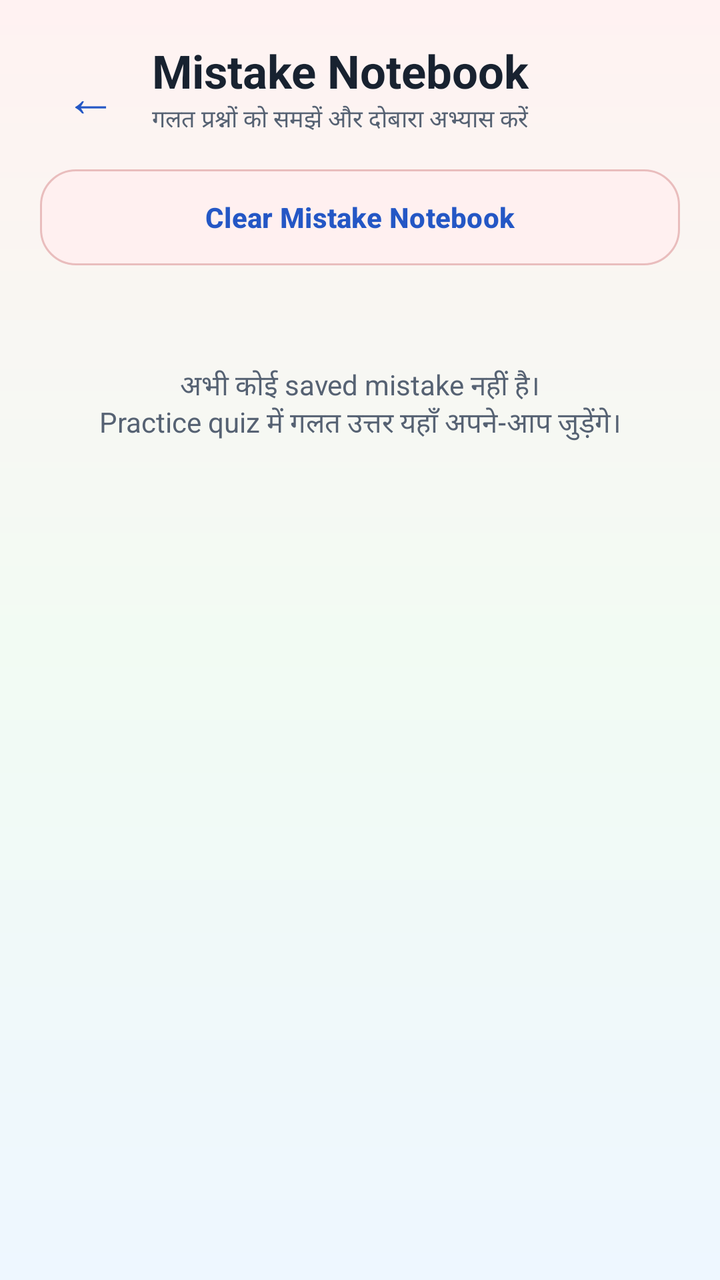
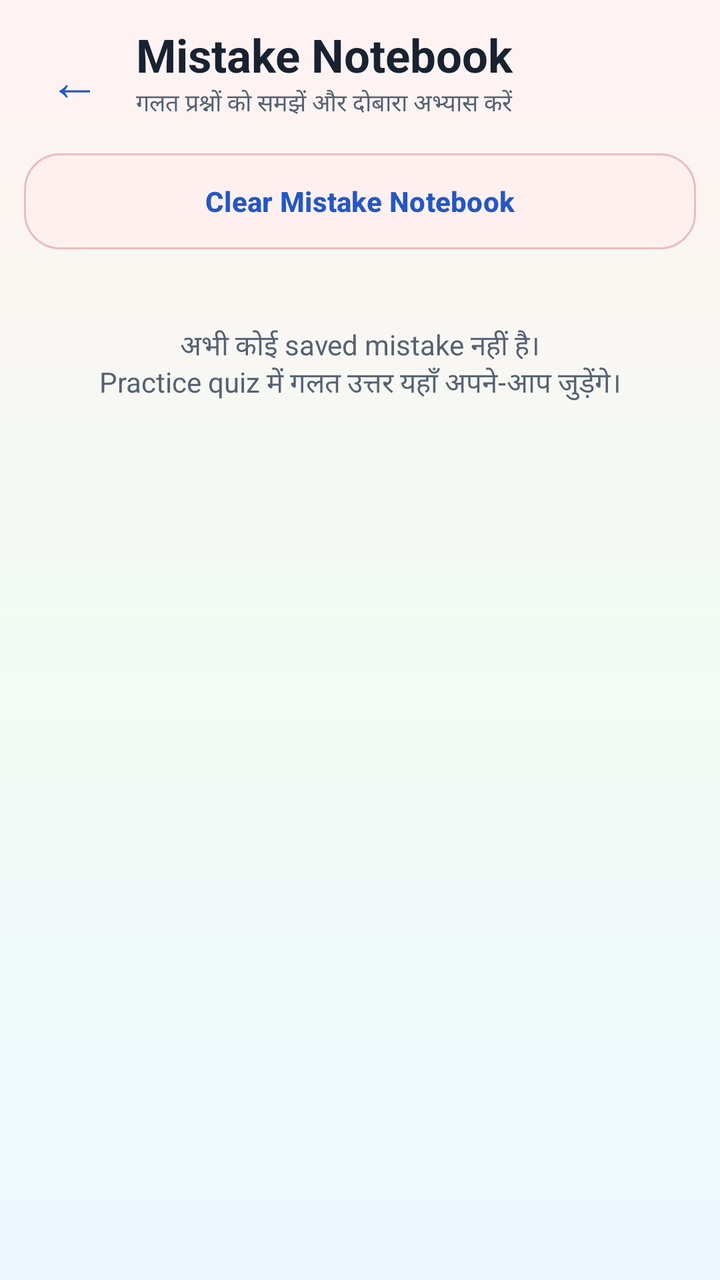

The first picture is an Android layout as it rendered before a commit; the second is the same layout after the commit. The layout source and the unified diff follow.
<!-- AndroidManifest.xml: application theme Theme.StudySaathi -->
<!-- res/layout/activity_mistake_notebook.xml -->
<?xml version="1.0" encoding="utf-8"?>
<androidx.core.widget.NestedScrollView xmlns:android="http://schemas.android.com/apk/res/android"
    xmlns:app="http://schemas.android.com/apk/res-auto"
    android:layout_width="match_parent" android:layout_height="match_parent"
    android:background="@drawable/bg_app_soft_mix" android:fillViewport="true">
    <LinearLayout android:layout_width="match_parent" android:layout_height="wrap_content"
        android:orientation="vertical" android:padding="20dp">
        <LinearLayout android:layout_width="match_parent" android:layout_height="wrap_content"
            android:gravity="center_vertical" android:orientation="horizontal">
            <com.google.android.material.button.MaterialButton android:id="@+id/buttonBack"
                style="@style/Widget.Material3.Button.TextButton" android:layout_width="48dp"
                android:layout_height="48dp" android:minWidth="0dp" android:text="←" android:textSize="26sp" />
            <LinearLayout android:layout_width="0dp" android:layout_height="wrap_content"
                android:layout_marginStart="8dp" android:layout_weight="1" android:orientation="vertical">
                <TextView android:layout_width="match_parent" android:layout_height="wrap_content"
                    android:text="Mistake Notebook" android:textColor="@color/ss_text_primary"
                    android:textSize="23sp" android:textStyle="bold" />
                <TextView android:layout_width="match_parent" android:layout_height="wrap_content"
                    android:text="गलत प्रश्नों को समझें और दोबारा अभ्यास करें"
                    android:textColor="@color/ss_text_secondary" android:textSize="12sp" />
            </LinearLayout>
        </LinearLayout>
        <com.google.android.material.button.MaterialButton android:id="@+id/buttonClearMistakes"
            style="@style/Widget.StudySaathi.Button.Outlined" android:layout_width="match_parent"
            android:layout_height="wrap_content" android:layout_marginTop="12dp"
            android:text="Clear Mistake Notebook" android:textAllCaps="false"
            app:backgroundTint="@color/ss_red_soft" app:strokeColor="@color/ss_red_border" />
        <TextView android:id="@+id/textMistakeEmpty" android:layout_width="match_parent"
            android:layout_height="wrap_content" android:layout_marginTop="24dp" android:gravity="center"
            android:padding="22dp" android:text="अभी कोई saved mistake नहीं है।\nPractice quiz में गलत उत्तर यहाँ अपने-आप जुड़ेंगे।"
            android:textColor="@color/ss_text_secondary" android:textSize="14sp" />
        <LinearLayout android:id="@+id/containerMistakes" android:layout_width="match_parent"
            android:layout_height="wrap_content" android:layout_marginTop="10dp" android:orientation="vertical" />
    </LinearLayout>
</androidx.core.widget.NestedScrollView>
<!-- resources referenced by this layout -->
<resources>
  <color name="ss_red_border">#E9BDBD</color>
  <color name="ss_red_soft">#FFF0F0</color>
  <color name="ss_text_primary">#182230</color>
  <color name="ss_text_secondary">#566273</color>
  <!-- drawable bg_app_soft_mix (drawable) -->
  <?xml version="1.0" encoding="utf-8"?>
  <shape xmlns:android="http://schemas.android.com/apk/res/android"
      android:shape="rectangle">
  
      <gradient
          android:angle="270"
          android:centerColor="#F2FBF3"
          android:endColor="#EEF7FF"
          android:startColor="#FFF2F2"
          android:type="linear" />
  
  </shape>
  <style name="Widget.StudySaathi.Button.Outlined" parent="Widget.Material3.Button.OutlinedButton">
          <item name="cornerRadius">18dp</item>
          <item name="android:minHeight">56dp</item>
          <item name="android:textStyle">bold</item>
          <item name="strokeColor">@color/ss_outline_strong</item>
          <item name="android:textColor">@color/ss_primary</item>
      </style>
  <color name="ss_outline_strong">#B9C5D5</color>
  <color name="ss_primary">#2457C5</color>
  <color name="ss_on_primary">#FFFFFF</color>
  <color name="ss_blue_soft">#EAF2FF</color>
  <color name="ss_primary_dark">#173F99</color>
  <color name="ss_secondary">#087F8C</color>
  <color name="ss_on_secondary">#FFFFFF</color>
  <color name="ss_teal_soft">#EAF8F8</color>
  <color name="ss_tertiary">#8A5A00</color>
  <color name="ss_on_tertiary">#FFFFFF</color>
  <color name="ss_yellow_soft">#FFF8E8</color>
  <color name="ss_background">#F7F9FC</color>
  <color name="ss_surface">#FFFFFF</color>
  <color name="ss_surface_soft">#F0F4FA</color>
  <color name="ss_outline">#D6DEE9</color>
  <color name="ss_error">#BA1A1A</color>
  <color name="white">#FFFFFFFF</color>
  <!-- unchanged entries left out for length: 1 -->
</resources>

<!-- the commit's change to res/layout/activity_mistake_notebook.xml (unified diff, before → after) -->
@@ -4,7 +4,7 @@
     android:layout_width="match_parent" android:layout_height="match_parent"
     android:background="@drawable/bg_app_soft_mix" android:fillViewport="true">
     <LinearLayout android:layout_width="match_parent" android:layout_height="wrap_content"
-        android:orientation="vertical" android:padding="20dp">
+        android:orientation="vertical" android:padding="12dp">
         <LinearLayout android:layout_width="match_parent" android:layout_height="wrap_content"
             android:gravity="center_vertical" android:orientation="horizontal">
             <com.google.android.material.button.MaterialButton android:id="@+id/buttonBack"
@@ -26,7 +26,7 @@
             android:text="Clear Mistake Notebook" android:textAllCaps="false"
             app:backgroundTint="@color/ss_red_soft" app:strokeColor="@color/ss_red_border" />
         <TextView android:id="@+id/textMistakeEmpty" android:layout_width="match_parent"
-            android:layout_height="wrap_content" android:layout_marginTop="24dp" android:gravity="center"
+            android:layout_height="wrap_content" android:layout_marginTop="12dp" android:gravity="center"
             android:padding="22dp" android:text="अभी कोई saved mistake नहीं है।\nPractice quiz में गलत उत्तर यहाँ अपने-आप जुड़ेंगे।"
             android:textColor="@color/ss_text_secondary" android:textSize="14sp" />
         <LinearLayout android:id="@+id/containerMistakes" android:layout_width="match_parent"
